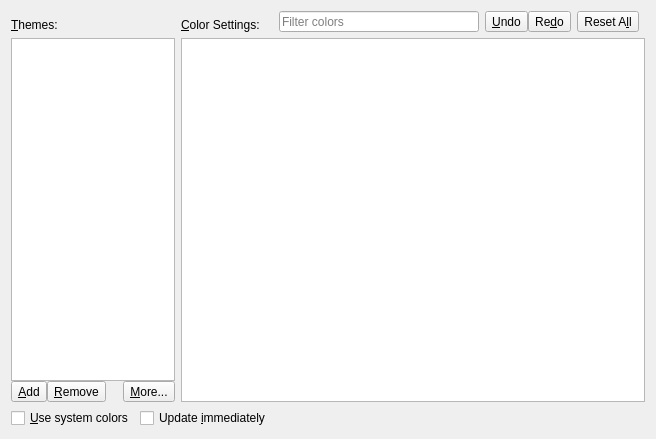
Before: the Qt Designer form src/frontends/qt/ui/PrefColorsUi.ui in kojiOnHill/lyx, drawn with Qt 5.
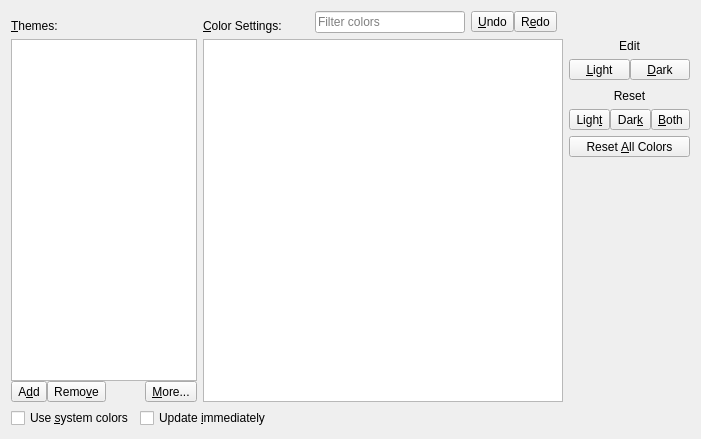
After: the same form once the commit is applied.

Commit message: Redesign PrefColors dialog

Diff of the .ui file:
```diff
--- a/src/frontends/qt/ui/PrefColorsUi.ui
+++ b/src/frontends/qt/ui/PrefColorsUi.ui
@@ -6,7 +6,7 @@
    <rect>
     <x>0</x>
     <y>0</y>
-    <width>656</width>
+    <width>701</width>
     <height>439</height>
    </rect>
   </property>
@@ -20,22 +20,6 @@
    <string/>
   </property>
   <layout class="QGridLayout" name="gridLayout_2">
-   <item row="3" column="0">
-    <widget class="QCheckBox" name="syscolorsCB">
-     <property name="sizePolicy">
-      <sizepolicy hsizetype="Minimum" vsizetype="Minimum">
-       <horstretch>0</horstretch>
-       <verstretch>0</verstretch>
-      </sizepolicy>
-     </property>
-     <property name="toolTip">
-      <string>Use the color scheme of your Operating System/Desktop Environment</string>
-     </property>
-     <property name="text">
-      <string>&amp;Use system colors</string>
-     </property>
-    </widget>
-   </item>
    <item row="3" column="2">
     <spacer name="hsBottomRight">
      <property name="orientation">
@@ -49,6 +33,22 @@
      </property>
     </spacer>
    </item>
+   <item row="3" column="0">
+    <widget class="QCheckBox" name="syscolorsCB">
+     <property name="sizePolicy">
+      <sizepolicy hsizetype="Minimum" vsizetype="Minimum">
+       <horstretch>0</horstretch>
+       <verstretch>0</verstretch>
+      </sizepolicy>
+     </property>
+     <property name="toolTip">
+      <string>Use the color scheme of your Operating System/Desktop Environment</string>
+     </property>
+     <property name="text">
+      <string>Use &amp;system colors</string>
+     </property>
+    </widget>
+   </item>
    <item row="3" column="1">
     <widget class="QCheckBox" name="autoapplyCB">
      <property name="toolTip">
@@ -60,164 +60,21 @@
     </widget>
    </item>
    <item row="1" column="0" colspan="4">
-    <layout class="QGridLayout" name="gridLayout" rowstretch="0,0" columnstretch="0,0,0">
-     <item row="0" column="2">
-      <layout class="QHBoxLayout" name="horizontalLayout">
-       <property name="spacing">
-        <number>0</number>
+    <layout class="QGridLayout" name="gridLayout" rowstretch="0,0,0,0,0,0,0,0" columnstretch="0,0,0,0">
+     <item row="0" column="0">
+      <widget class="QLabel" name="themesLabel">
+       <property name="text">
+        <string>&amp;Themes:</string>
        </property>
-       <property name="rightMargin">
-        <number>0</number>
+       <property name="alignment">
+        <set>Qt::AlignBottom|Qt::AlignLeading|Qt::AlignLeft</set>
        </property>
-       <item>
-        <spacer name="horizontalSpacerLeft">
-         <property name="orientation">
-          <enum>Qt::Horizontal</enum>
-         </property>
-         <property name="sizeType">
-          <enum>QSizePolicy::MinimumExpanding</enum>
-         </property>
-         <property name="sizeHint" stdset="0">
-          <size>
-           <width>13</width>
-           <height>20</height>
-          </size>
-         </property>
-        </spacer>
-       </item>
-       <item>
-        <widget class="QLineEdit" name="searchStringEdit">
-         <property name="sizePolicy">
-          <sizepolicy hsizetype="MinimumExpanding" vsizetype="Fixed">
-           <horstretch>0</horstretch>
-           <verstretch>0</verstretch>
-          </sizepolicy>
-         </property>
-         <property name="minimumSize">
-          <size>
-           <width>200</width>
-           <height>16</height>
-          </size>
-         </property>
-         <property name="maximumSize">
-          <size>
-           <width>500</width>
-           <height>16777215</height>
-          </size>
-         </property>
-         <property name="toolTip">
-          <string>Enter a string to filter colors</string>
-         </property>
-         <property name="placeholderText">
-          <string>Filter colors</string>
-         </property>
-         <property name="clearButtonEnabled">
-          <bool>true</bool>
-         </property>
-        </widget>
-       </item>
-       <item>
-        <spacer name="horizontalSpacerMiddleLeft">
-         <property name="orientation">
-          <enum>Qt::Horizontal</enum>
-         </property>
-         <property name="sizeType">
-          <enum>QSizePolicy::Fixed</enum>
-         </property>
-         <property name="sizeHint" stdset="0">
-          <size>
-           <width>6</width>
-           <height>20</height>
-          </size>
-         </property>
-        </spacer>
-       </item>
-       <item>
-        <widget class="QToolButton" name="undoColorPB">
-         <property name="toolTip">
-          <string>Undo</string>
-         </property>
-         <property name="text">
-          <string>&amp;Undo</string>
-         </property>
-         <property name="iconSize">
-          <size>
-           <width>16</width>
-           <height>16</height>
-          </size>
-         </property>
-         <property name="arrowType">
-          <enum>Qt::NoArrow</enum>
-         </property>
-        </widget>
-       </item>
-       <item>
-        <widget class="QToolButton" name="redoColorPB">
-         <property name="toolTip">
-          <string>Redo</string>
-         </property>
-         <property name="text">
-          <string>Re&amp;do</string>
-         </property>
-         <property name="iconSize">
-          <size>
-           <width>16</width>
-           <height>16</height>
-          </size>
-         </property>
-        </widget>
-       </item>
-       <item>
-        <spacer name="horizontalSpacerMiddleRight">
-         <property name="orientation">
-          <enum>Qt::Horizontal</enum>
-         </property>
-         <property name="sizeType">
-          <enum>QSizePolicy::Fixed</enum>
-         </property>
-         <property name="sizeHint" stdset="0">
-          <size>
-           <width>6</width>
-           <height>20</height>
-          </size>
-         </property>
-        </spacer>
-       </item>
-       <item>
-        <widget class="QToolButton" name="colorResetAllPB">
-         <property name="toolTip">
-          <string>Reset all colors to theme</string>
-         </property>
-         <property name="text">
-          <string>Reset A&amp;ll</string>
-         </property>
-         <property name="iconSize">
-          <size>
-           <width>16</width>
-           <height>16</height>
-          </size>
-         </property>
-        </widget>
-       </item>
-       <item>
-        <spacer name="horizontalSpacerRight">
-         <property name="orientation">
-          <enum>Qt::Horizontal</enum>
-         </property>
-         <property name="sizeType">
-          <enum>QSizePolicy::Fixed</enum>
-         </property>
-         <property name="sizeHint" stdset="0">
-          <size>
-           <width>6</width>
-           <height>20</height>
-          </size>
-         </property>
-        </spacer>
-       </item>
-      </layout>
+       <property name="buddy">
+        <cstring>themesLW</cstring>
+       </property>
+      </widget>
      </item>
-     <item row="1" column="0">
+     <item row="1" column="0" rowspan="7">
       <layout class="QGridLayout" name="gridLayoutThemes">
        <property name="spacing">
         <number>0</number>
@@ -244,10 +101,7 @@
           <string>Remove a selected color theme</string>
          </property>
          <property name="text">
-          <string>&amp;Remove</string>
-         </property>
-         <property name="shortcut">
-          <string notr="true">Ctrl+R</string>
+          <string>Remo&amp;ve</string>
          </property>
         </widget>
        </item>
@@ -267,10 +121,7 @@
           <string>Add the current color set as a theme</string>
          </property>
          <property name="text">
-          <string>&amp;Add</string>
-         </property>
-         <property name="shortcut">
-          <string>Ctrl+S</string>
+          <string>A&amp;dd</string>
          </property>
         </widget>
        </item>
@@ -298,6 +149,152 @@
        </item>
       </layout>
      </item>
+     <item row="2" column="3">
+      <layout class="QHBoxLayout" name="editHorizontalLayout">
+       <property name="spacing">
+        <number>0</number>
+       </property>
+       <item>
+        <widget class="QToolButton" name="lightColorEditPB">
+         <property name="sizePolicy">
+          <sizepolicy hsizetype="Expanding" vsizetype="Fixed">
+           <horstretch>0</horstretch>
+           <verstretch>0</verstretch>
+          </sizepolicy>
+         </property>
+         <property name="text">
+          <string>&amp;Light</string>
+         </property>
+        </widget>
+       </item>
+       <item>
+        <widget class="QToolButton" name="darkColorEditPB">
+         <property name="sizePolicy">
+          <sizepolicy hsizetype="Expanding" vsizetype="Fixed">
+           <horstretch>0</horstretch>
+           <verstretch>0</verstretch>
+          </sizepolicy>
+         </property>
+         <property name="text">
+          <string>&amp;Dark</string>
+         </property>
+        </widget>
+       </item>
+      </layout>
+     </item>
+     <item row="0" column="2">
+      <layout class="QGridLayout" name="ResetGridLayout">
+       <property name="spacing">
+        <number>0</number>
+       </property>
+       <item row="1" column="1">
+        <widget class="QLineEdit" name="searchStringEdit">
+         <property name="sizePolicy">
+          <sizepolicy hsizetype="MinimumExpanding" vsizetype="Fixed">
+           <horstretch>0</horstretch>
+           <verstretch>0</verstretch>
+          </sizepolicy>
+         </property>
+         <property name="minimumSize">
+          <size>
+           <width>150</width>
+           <height>0</height>
+          </size>
+         </property>
+         <property name="maximumSize">
+          <size>
+           <width>200</width>
+           <height>16777215</height>
+          </size>
+         </property>
+         <property name="toolTip">
+          <string>Enter a string to filter colors</string>
+         </property>
+         <property name="placeholderText">
+          <string>Filter colors</string>
+         </property>
+         <property name="clearButtonEnabled">
+          <bool>true</bool>
+         </property>
+        </widget>
+       </item>
+       <item row="1" column="0">
+        <spacer name="horizontalSpacerButtomLeft">
+         <property name="orientation">
+          <enum>Qt::Horizontal</enum>
+         </property>
+         <property name="sizeHint" stdset="0">
+          <size>
+           <width>40</width>
+           <height>20</height>
+          </size>
+         </property>
+        </spacer>
+       </item>
+       <item row="1" column="2">
+        <spacer name="horizontalSpacerRight">
+         <property name="orientation">
+          <enum>Qt::Horizontal</enum>
+         </property>
+         <property name="sizeType">
+          <enum>QSizePolicy::Fixed</enum>
+         </property>
+         <property name="sizeHint" stdset="0">
+          <size>
+           <width>6</width>
+           <height>20</height>
+          </size>
+         </property>
+        </spacer>
+       </item>
+       <item row="1" column="3">
+        <widget class="QToolButton" name="undoColorPB">
+         <property name="toolTip">
+          <string>Undo</string>
+         </property>
+         <property name="text">
+          <string>&amp;Undo</string>
+         </property>
+        </widget>
+       </item>
+       <item row="1" column="4">
+        <widget class="QToolButton" name="redoColorPB">
+         <property name="toolTip">
+          <string>Redo</string>
+         </property>
+         <property name="text">
+          <string>R&amp;edo</string>
+         </property>
+        </widget>
+       </item>
+       <item row="1" column="5">
+        <spacer name="horizontalSpacer_2">
+         <property name="orientation">
+          <enum>Qt::Horizontal</enum>
+         </property>
+         <property name="sizeType">
+          <enum>QSizePolicy::Fixed</enum>
+         </property>
+         <property name="sizeHint" stdset="0">
+          <size>
+           <width>6</width>
+           <height>20</height>
+          </size>
+         </property>
+        </spacer>
+       </item>
+      </layout>
+     </item>
+     <item row="4" column="3">
+      <widget class="QLabel" name="resetLabel">
+       <property name="text">
+        <string>Reset</string>
+       </property>
+       <property name="alignment">
+        <set>Qt::AlignCenter</set>
+       </property>
+      </widget>
+     </item>
      <item row="0" column="1">
       <widget class="QLabel" name="colorLabel">
        <property name="text">
@@ -311,20 +308,7 @@
        </property>
       </widget>
      </item>
-     <item row="0" column="0">
-      <widget class="QLabel" name="themesLabel">
-       <property name="text">
-        <string>&amp;Themes:</string>
-       </property>
-       <property name="alignment">
-        <set>Qt::AlignBottom|Qt::AlignLeading|Qt::AlignLeft</set>
-       </property>
-       <property name="buddy">
-        <cstring>themesLW</cstring>
-       </property>
-      </widget>
-     </item>
-     <item row="1" column="1" colspan="2">
+     <item row="1" column="1" rowspan="7" colspan="2">
       <widget class="QTableView" name="colorsTV">
        <property name="alternatingRowColors">
         <bool>true</bool>
@@ -332,8 +316,100 @@
        <property name="showGrid">
         <bool>false</bool>
        </property>
+       <property name="gridStyle">
+        <enum>Qt::NoPen</enum>
+       </property>
       </widget>
      </item>
+     <item row="7" column="3">
+      <spacer name="lowerVerticalSpacer">
+       <property name="orientation">
+        <enum>Qt::Vertical</enum>
+       </property>
+       <property name="sizeHint" stdset="0">
+        <size>
+         <width>20</width>
+         <height>40</height>
+        </size>
+       </property>
+      </spacer>
+     </item>
+     <item row="5" column="3">
+      <layout class="QHBoxLayout" name="resetHorizontalLayout">
+       <property name="spacing">
+        <number>0</number>
+       </property>
+       <item>
+        <widget class="QToolButton" name="lightColorResetPB">
+         <property name="toolTip">
+          <string>Reset selected light-mode color to the last saved</string>
+         </property>
+         <property name="text">
+          <string>Ligh&amp;t</string>
+         </property>
+        </widget>
+       </item>
+       <item>
+        <widget class="QToolButton" name="darkColorResetPB">
+         <property name="toolTip">
+          <string>Reset selected dark-mode color to the last saved</string>
+         </property>
+         <property name="text">
+          <string>Dar&amp;k</string>
+         </property>
+        </widget>
+       </item>
+       <item>
+        <widget class="QToolButton" name="bothColorResetPB">
+         <property name="text">
+          <string>&amp;Both</string>
+         </property>
+        </widget>
+       </item>
+      </layout>
+     </item>
+     <item row="6" column="3">
+      <widget class="QToolButton" name="colorResetAllPB">
+       <property name="sizePolicy">
+        <sizepolicy hsizetype="Expanding" vsizetype="Fixed">
+         <horstretch>0</horstretch>
+         <verstretch>0</verstretch>
+        </sizepolicy>
+       </property>
+       <property name="toolTip">
+        <string>Reset all colors in the table to the last saved</string>
+       </property>
+       <property name="text">
+        <string>Reset &amp;All Colors</string>
+       </property>
+      </widget>
+     </item>
+     <item row="1" column="3">
+      <widget class="QLabel" name="label">
+       <property name="text">
+        <string>Edit</string>
+       </property>
+       <property name="alignment">
+        <set>Qt::AlignCenter</set>
+       </property>
+      </widget>
+     </item>
+     <item row="3" column="3">
+      <spacer name="middleVerticalSpacer">
+       <property name="orientation">
+        <enum>Qt::Vertical</enum>
+       </property>
+       <property name="sizeType">
+        <enum>QSizePolicy::Fixed</enum>
+       </property>
+       <property name="sizeHint" stdset="0">
+        <size>
+         <width>20</width>
+         <height>3</height>
+        </size>
+       </property>
+      </spacer>
+     </item>
     </layout>
    </item>
   </layout>
```
Left out of the diff: 5 changed lines with no effect on the pictures. The commit also changes 2 other files.
